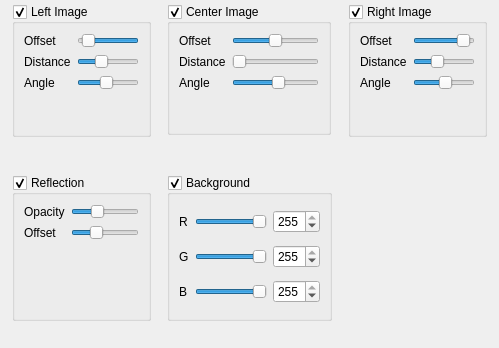
Above: parameters.ui from ariya/screenie before the change. Below: the same form after it.
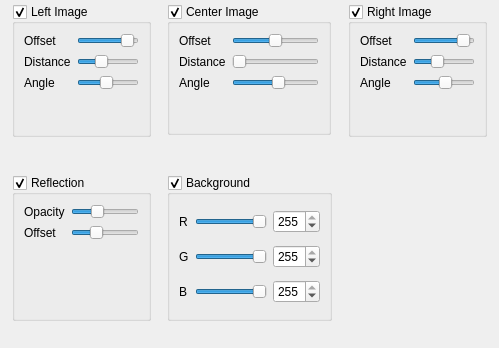
That is the form after the change.

Commit message: Code cleaning (tabulations, uneeded comments ...)

Diff of the .ui file:
```diff
--- a/parameters.ui
+++ b/parameters.ui
@@ -51,19 +51,28 @@
       </item>
       <item row="0" column="1" >
        <widget class="QSlider" name="leftOffsetSlider" >
+        <property name="minimum" >
+         <number>0</number>
+        </property>
         <property name="maximum" >
          <number>300</number>
         </property>
+        <property name="singleStep" >
+         <number>1</number>
+        </property>
+        <property name="pageStep" >
+         <number>10</number>
+        </property>
         <property name="value" >
          <number>275</number>
         </property>
+        <property name="sliderPosition" >
+         <number>275</number>
+        </property>
         <property name="orientation" >
          <enum>Qt::Horizontal</enum>
         </property>
         <property name="invertedAppearance" >
-         <bool>true</bool>
-        </property>
-        <property name="invertedControls" >
          <bool>false</bool>
         </property>
        </widget>
```
Left out of the diff: 3 changed lines with no effect on the pictures. The commit also changes 1 other file.
